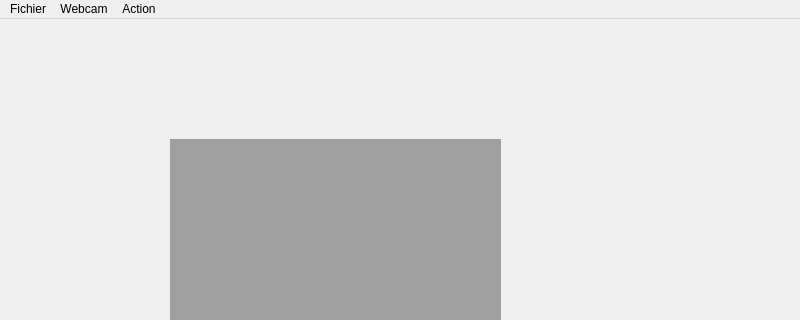
First picture: the form in logiciel/client.ui, repository kbollini/dessin-realite-augmentee, before the edit; both pictures show x 0 to 800 and y 0 to 320 of the 800 by 600 pixel window.
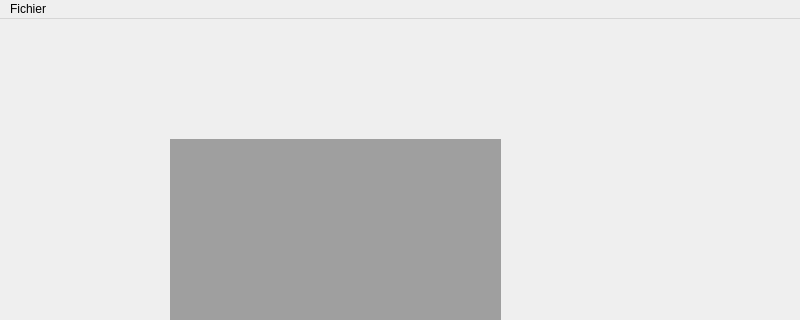
Second picture: the form after the edit.

The edit to the form file:
```diff
--- a/logiciel/client.ui
+++ b/logiciel/client.ui
@@ -40,21 +40,7 @@
     </property>
     <addaction name="actionQuitter"/>
    </widget>
-   <widget class="QMenu" name="menuWebcam">
-    <property name="title">
-     <string>Webcam</string>
-    </property>
-   </widget>
-   <widget class="QMenu" name="menuAction">
-    <property name="title">
-     <string>Action</string>
-    </property>
-    <addaction name="actionD_marrer"/>
-    <addaction name="actionArr_ter"/>
-   </widget>
    <addaction name="menuFichier"/>
-   <addaction name="menuWebcam"/>
-   <addaction name="menuAction"/>
   </widget>
   <widget class="QStatusBar" name="statusbar"/>
   <action name="actionQuitter">
```
